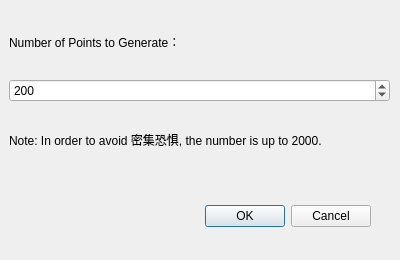
Old version of the form randompointsdialog.ui in the repository qiaone/delaunay.
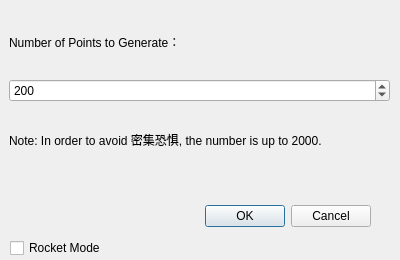
New version of the form.

Commit message: revising random

Diff of the .ui file:
```diff
--- a/randompointsdialog.ui
+++ b/randompointsdialog.ui
@@ -68,6 +68,19 @@
     </item>
    </layout>
   </widget>
+  <widget class="QCheckBox" name="checkBox">
+   <property name="geometry">
+    <rect>
+     <x>10</x>
+     <y>240</y>
+     <width>91</width>
+     <height>16</height>
+    </rect>
+   </property>
+   <property name="text">
+    <string>Rocket Mode</string>
+   </property>
+  </widget>
  </widget>
  <resources/>
  <connections>
```
The commit also changes 2 other files.
